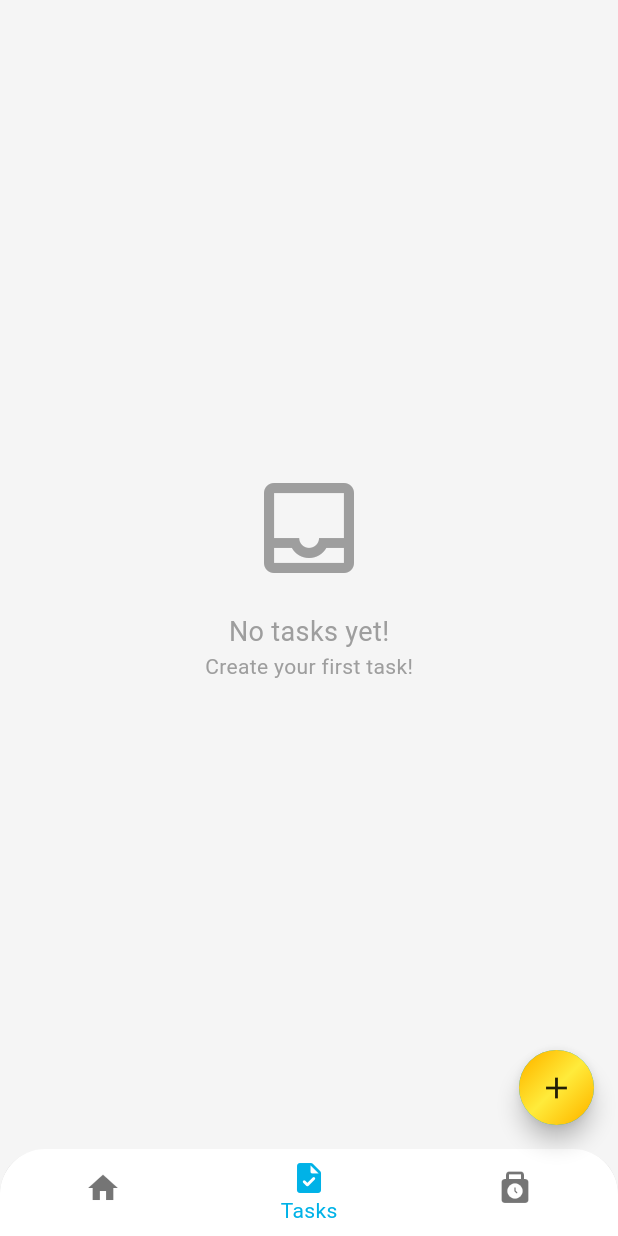
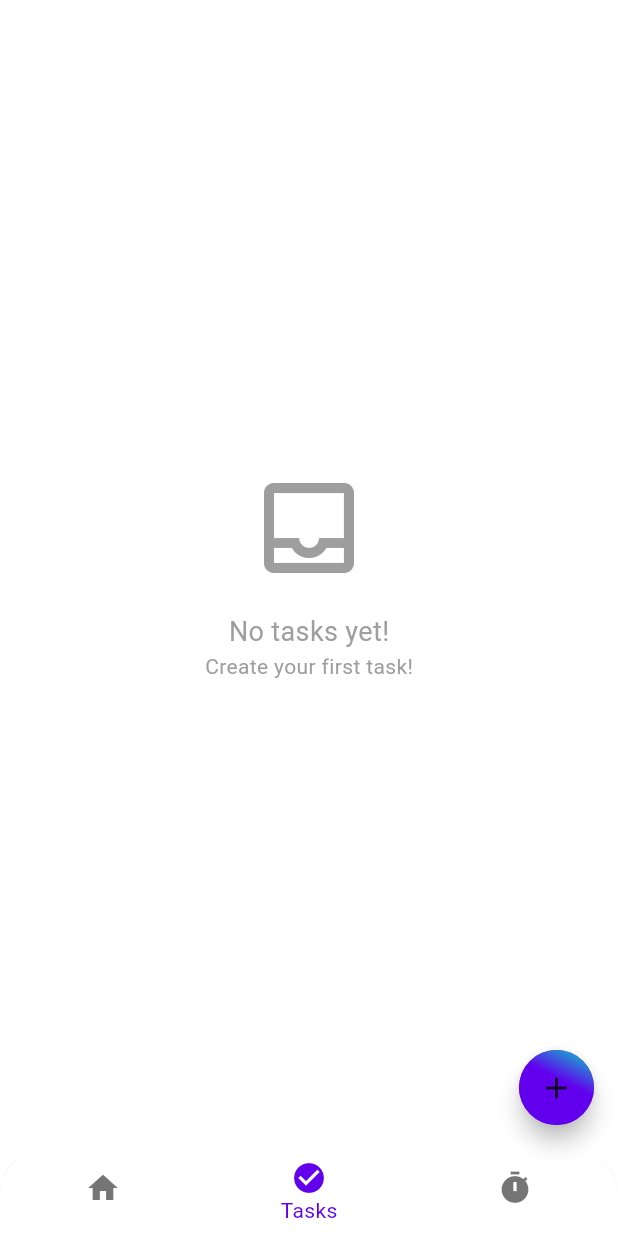
Before and after one commit to Oliphantoken/moody_tasks, a Flutter app: the screen it shows after launch, item 2 of the bottom bar chosen, on a phone screen of 412 x 824 dp. Run offline on Flutter 3.47's test engine with Material 3 defaults, Android fonts, the phone set to English and light mode, and no system bars; our stand-ins replace bloc, equatable, fl_chart, flutter_bloc, font_awesome_flutter, get_it and 2 more; accounts and stored records are empty.

Commit message:
FE: Default light + dark theme, bug fix
Most colours are now linked to the theme colours - which atm are default theme colours.
- Mood: appbar icon has a label for the mood
After mood selection:
- Mood icon has been removed as it was redundant.
- Upon request, the progressbar is removed
- Different Canva AI generated 2D pictures have replaced the placeholder (heart in hand) image.

BUGFIX: No response given when there are exactly 2 tasks for your mood selection. The code was reordered to fix the bug.

NOTE: Mood timer is temporarily reduced to 12 seconds, not hours, for testing purposes.

```diff
--- a/lib/app_view.dart
+++ b/lib/app_view.dart
@@ -20,14 +20,7 @@ class MyAppView extends StatelessWidget {
           debugShowCheckedModeBanner: false,
           title: 'Moody Tasks',
           theme: ThemeData(
-            colorScheme: ColorScheme.light(
-              surface: Colors.grey.shade100,
-              onSurface: Colors.black,
-              primary: Color(0xFF00B2E7),
-              secondary: Color(0xFFE064F7),
-              tertiary: Color(0xFFFF8D6C),
-              outline: Colors.grey.shade400,
-            ),
+            colorScheme: activeScheme()
           ),
 
           home: MainLayout(),
@@ -37,4 +30,22 @@ class MyAppView extends StatelessWidget {
 
   }
 
+  ColorScheme activeScheme(){
+    var time = TimeOfDay.now();
+    if(time.isAfter(TimeOfDay(hour: 7 , minute: 00))
+    && time.isBefore(TimeOfDay(hour: 18, minute: 00)) ){
+      return ColorScheme.light(
+            //   surface: Colors.grey.shade100,
+            //   onSurface: Colors.black,
+            //   primary: Color.fromARGB(255, 69, 145, 134),
+            //   secondary: Color.fromARGB(255, 233, 208, 187),
+            //   tertiary: Color(0xFFADDBC7),
+            //   shadow:  Colors.grey.shade300,
+            //   outline: Color(0xFFAFA085),//Colors.grey.shade400,
+            );
+    }else {
+      return ColorScheme.dark();
+    }
+  }
+
 }
--- a/lib/features/tasks/views/task_list_screen.dart
+++ b/lib/features/tasks/views/task_list_screen.dart
@@ -23,9 +23,11 @@ class _TaskListScreenState extends State<TaskListScreen> {
   String selectedView = 'All'; // Default selected filter
   final filteredTasks = [];
   String currentTask = "";
+  var colorScheme;
 
   @override
   Widget build(BuildContext context) {
+    colorScheme = Theme.of(context).colorScheme;
     //BlocBuilder is our UI FSM
     return BlocBuilder<TaskBloc, TaskState>(
       builder: (context, state) {
@@ -329,12 +331,12 @@ class _TaskListScreenState extends State<TaskListScreen> {
                   //---------------------------------------------------
                   color: (){
                     if(task.id == currentTaskId){
-                      return Colors.amber;
+                      return colorScheme.primary;//Colors.amber;
                     }if(nextTaskIndexCount < 3 && selectedView == "All"){
                       nextTaskIndexCount++;
-                      return Colors.amber[50];
+                      return colorScheme.secondary; //Colors.amber[50];
                     }else{
-                      return Colors.white;
+                      return colorScheme.surface; //Colors.white;
                     }
                   }(),
 
--- a/lib/screens/home/views/main_layout.dart
+++ b/lib/screens/home/views/main_layout.dart
@@ -75,7 +75,6 @@ class MainLayoutState extends State<MainLayout> {
         },
 
         currentIndex: screenIndex,
-        backgroundColor: Colors.white,
         elevation: 3,
         showSelectedLabels: true,
         showUnselectedLabels: false,
@@ -88,13 +87,13 @@ class MainLayoutState extends State<MainLayout> {
 
           //Task List
           BottomNavigationBarItem(
-            icon: Icon(Icons.task_rounded),
+            icon: Icon(Icons.check_circle),
             label: 'Tasks',
           ),
 
           //Pomodoro
           BottomNavigationBarItem(
-            icon: Icon(Icons.punch_clock_rounded),
+            icon: Icon(Icons.timer),
             label: 'Pomodoro',
           ),
         ],
@@ -127,14 +126,13 @@ class MainLayoutState extends State<MainLayout> {
             shape: BoxShape.circle,
             gradient: LinearGradient(
               colors: [
-                Colors.amber,
-                Colors.yellow,
-                Colors.amber,
-                // Theme.of(context).colorScheme.tertiary,
-                // Theme.of(context).colorScheme.secondary,
-                // Theme.of(context).colorScheme.primary,
+                Theme.of(context).colorScheme.primary,
+                Theme.of(context).colorScheme.primary,
+                Theme.of(context).colorScheme.secondary,
               ],
-              transform: const GradientRotation(pi / 4),
+              begin: Alignment.bottomCenter,
+              end: Alignment.topRight,
+              //transform: const GradientRotation(pi / 4),
             ),
           ),
           child: const Icon(Icons.add, color: Colors.black87,),
```
Also changed, not shown: lib/features/moods/mood_presets.dart (+11 -0 lines), lib/features/moods/views/mood_screen.dart (+78 -57 lines), lib/features/pomodoro/views/pomodoro_screen.dart (+4 -10 lines), lib/screens/home/views/settings_screen.dart (+7 -8 lines), assets/icons/mr_fox00_happy.png (added), assets/icons/mr_fox00_transparent1.png (added), assets/icons/mr_seal01_sad.png (added), assets/icons/mr_snok00_sad.png (added), assets/icons/ms_bunny00.png (added), assets/icons/ms_bunny01_panic.png (added), assets/icons/ms_hippo00.png (added).
